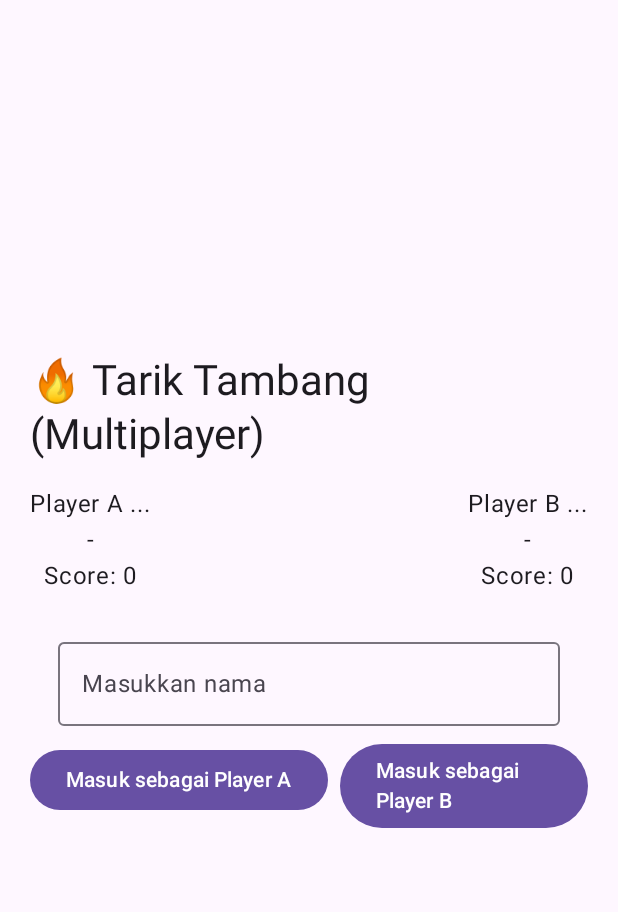
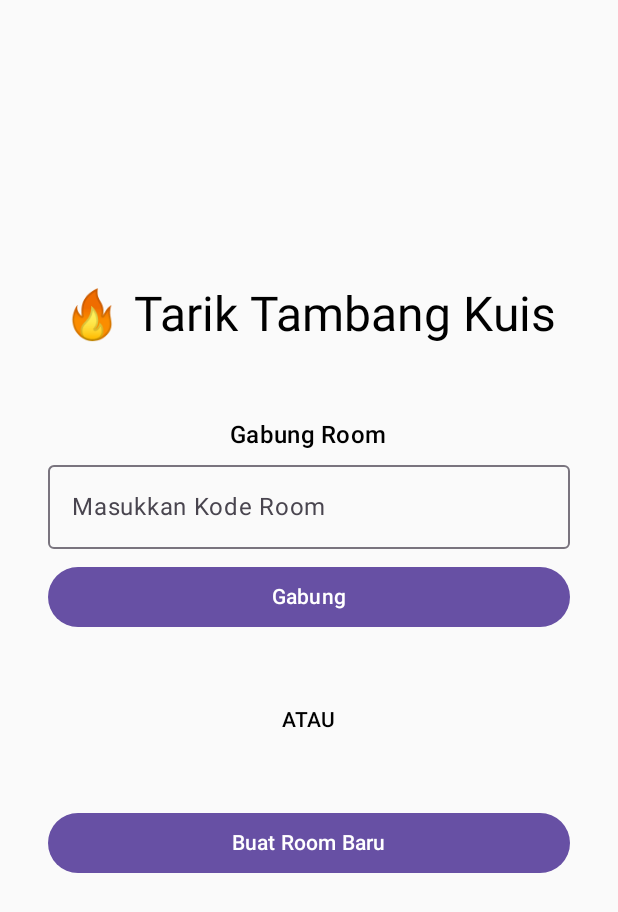
Before and after one commit to taka-duarr/tarik_tambang, an Android app built with Jetpack Compose: the screen it shows after launch (MainActivity), on a phone screen of 412 x 824 dp. Shown: the top 912 px of the screen. Run offline under Robolectric (Android 15) with nearby library versions, the phone set to English and light mode, and no system bars; our stand-ins replace Firebase (no records; nobody signed in at launch, a user with empty details on screens opened directly).

```diff
--- a/app/src/main/java/com/example/tarik_tambang/MainActivity.kt
+++ b/app/src/main/java/com/example/tarik_tambang/MainActivity.kt
@@ -10,26 +10,160 @@ import androidx.compose.runtime.*
 import androidx.compose.ui.Alignment
 import androidx.compose.ui.Modifier
 import androidx.compose.ui.text.input.KeyboardType
+import androidx.compose.ui.text.style.TextAlign
 import androidx.compose.ui.unit.dp
 import com.google.firebase.database.*
+import kotlin.random.Random
 
-//tes
 class MainActivity : ComponentActivity() {
     override fun onCreate(savedInstanceState: Bundle?) {
         super.onCreate(savedInstanceState)
         setContent {
             MaterialTheme {
-                GameScreen()
+                // Kita ganti GameScreen() dengan GameNavigation() sebagai entry point
+                GameNavigation()
             }
         }
     }
 }
 
+/**
+ * BARU: Composable ini bertugas sebagai "Router"
+ * Dia akan menampilkan Lobby ATAU Game, tergantung state.
+ */
 @Composable
-fun GameScreen() {
-    val roomRef = remember { FirebaseDatabase.getInstance().getReference("rooms/room1") }
+fun GameNavigation() {
+    // State untuk menyimpan kode room yang sedang aktif.
+    // Jika null, kita ada di Lobby. Jika terisi, kita ada di dalam game.
+    var activeRoomCode by remember { mutableStateOf<String?>(null) }
 
-    // ... (State nama, skor, status, dll. tidak berubah) ...
+    if (activeRoomCode == null) {
+        // Tampilkan Lobby jika belum masuk room
+        LobbyScreen(
+            onJoinRoom = { code ->
+                // Ini dipanggil saat user berhasil join/buat room
+                activeRoomCode = code
+            }
+        )
+    } else {
+        // Tampilkan Game jika sudah ada kode room
+        ActiveGameScreen(
+            roomCode = activeRoomCode!!,
+            onLeaveRoom = {
+                // Ini dipanggil saat user klik "Leave Room"
+                activeRoomCode = null
+            }
+        )
+    }
+}
+
+/**
+ * BARU: UI untuk menu utama (Lobby)
+ * (Dengan perbaikan pada tombol "Buat Room Baru")
+ */
+@Composable
+fun LobbyScreen(onJoinRoom: (String) -> Unit) {
+    // Referensi ke root "rooms" untuk mengecek apakah room ada
+    val roomsRef = remember { FirebaseDatabase.getInstance().getReference("rooms") }
+
+    var roomCodeInput by remember { mutableStateOf("") }
+    var message by remember { mutableStateOf("") }
+
+    Column(
+        modifier = Modifier
+            .fillMaxSize()
+            .padding(32.dp),
+        horizontalAlignment = Alignment.CenterHorizontally,
+        verticalArrangement = Arrangement.Center
+    ) {
+        Text("🔥 Tarik Tambang Kuis", style = MaterialTheme.typography.headlineLarge)
+        Spacer(Modifier.height(48.dp))
+
+        // --- Bagian Gabung Room ---
+        Text("Gabung Room", style = MaterialTheme.typography.titleMedium)
+        OutlinedTextField(
+            value = roomCodeInput,
+            onValueChange = { roomCodeInput = it.uppercase() }, // Otomatis uppercase
+            label = { Text("Masukkan Kode Room") },
+            singleLine = true,
+            modifier = Modifier.fillMaxWidth()
+        )
+        Spacer(Modifier.height(8.dp))
+        Button(
+            onClick = {
+                if (roomCodeInput.isBlank()) {
+                    message = "Kode room tidak boleh kosong"
+                    return@Button
+                }
+
+                // Cek apakah room ada di Firebase
+                roomsRef.child(roomCodeInput).get().addOnSuccessListener { snapshot ->
+                    if (snapshot.exists()) {
+                        // Room ada, pindah ke game
+                        onJoinRoom(roomCodeInput)
+                    } else {
+                        // Room tidak ada
+                        message = "Room '$roomCodeInput' tidak ditemukan"
+                    }
+                }.addOnFailureListener {
+                    message = "Gagal cek room: ${it.message}"
+                }
+            },
+            modifier = Modifier.fillMaxWidth()
+        ) {
+            Text("Gabung")
+        }
+
+        Spacer(Modifier.height(48.dp))
+        Text("ATAU", style = MaterialTheme.typography.titleSmall)
+        Spacer(Modifier.height(48.dp))
+
+        // --- MODIFIKASI: Bagian Buat Room ---
+        Button(
+            onClick = {
+                val newRoomCode = generateRoomCode()
+
+                // BARU: Buat room-nya di Firebase dulu
+                // Kita set "status" sebagai placeholder agar node-nya terbuat
+                roomsRef.child(newRoomCode).child("status").setValue("waiting")
+                    .addOnSuccessListener {
+                        // Setelah room sukses dibuat di DB, baru pindah layar
+                        message = "" // Bersihkan pesan error lama (jika ada)
+                        onJoinRoom(newRoomCode)
+                    }
+                    .addOnFailureListener {
+                        // Tampilkan error jika gagal membuat room
+                        message = "Gagal membuat room: ${it.message}"
+                    }
+            },
+            modifier = Modifier.fillMaxWidth()
+        ) {
+            Text("Buat Room Baru")
+        }
+
+        Spacer(Modifier.height(24.dp))
+        // PERBAIKAN: Menggunakan 'color' bukan 'style'
+        Text(
+            text = message,
+            color = MaterialTheme.colorScheme.error,
+            textAlign = TextAlign.Center
+        )
+    }
+}
+
+
+/**
+ * MODIFIKASI: Ini adalah kode GameScreen() Anda yang lama.
+ * Namanya diganti jadi ActiveGameScreen() dan menerima parameter.
+ */
+@Composable
+fun ActiveGameScreen(roomCode: String, onLeaveRoom: () -> Unit) {
+    // MODIFIKASI: roomRef sekarang dinamis berdasarkan parameter roomCode
+    val roomRef = remember(roomCode) {
+        FirebaseDatabase.getInstance().getReference("rooms/$roomCode")
+    }
+
+    // --- (Seluruh state Anda yang lain tetap sama) ---
     var enteredName by remember { mutableStateOf("") }
     var myRole by remember { mutableStateOf<String?>(null) }
     var myName by remember { mutableStateOf("") }
@@ -42,14 +176,11 @@ fun GameScreen() {
     var message by remember { mutableStateOf("") }
     val playerAReady = remember { mutableStateOf(false) }
     val playerBReady = remember { mutableStateOf(false) }
-
-    // --- BARU: State untuk Kuis Matematika ---
     var questionText by remember { mutableStateOf("Menunggu soal...") }
     var userAnswer by remember { mutableStateOf("") }
-    // --- SELESAI BARU ---
 
-    // Listener realtime Firebase
-    LaunchedEffect(Unit) {
+    // --- (Semua LaunchedEffect/Listener Anda tetap sama) ---
+    LaunchedEffect(roomRef) { // Kita tambahkan roomRef sebagai key
         roomRef.child("playerA/name").addValueEventListener(simpleStringListener { playerAName = it ?: "" })
         roomRef.child("playerA/score").addValueEventListener(simpleIntListener { playerAScore = it ?: 0 })
         roomRef.child("playerA/ready").addValueEventListener(simpleIntListener { playerAReady.value = it == 1 })
@@ -61,11 +192,9 @@ fun GameScreen() {
         roomRef.child("status").addValueEventListener(simpleStringListener { status = it ?: "waiting" })
         roomRef.child("winner").addValueEventListener(simpleStringListener { winner = it ?: "" })
 
-        // --- BARU: Listener untuk soal ---
         roomRef.child("currentQuestion").addValueEventListener(simpleStringListener {
             questionText = it ?: "Menunggu soal..."
         })
-        // --- SELESAI BARU ---
     }
 
     Surface(
@@ -80,13 +209,19 @@ fun GameScreen() {
             verticalArrangement = Arrangement.Center
         ) {
 
-            // ... (Tampilan Judul dan Skor tidak berubah) ...
+            // BARU: Tampilkan kode room agar bisa di-share
+            Text("Kode Room: $roomCode", style = MaterialTheme.typography.titleMedium)
+            Spacer(Modifier.height(16.dp))
+
+            // --- (Sisa UI Anda dari sini ke bawah 95% SAMA) ---
+
             Text("🔥 Tarik Tambang (Multiplayer)", style = MaterialTheme.typography.headlineMedium)
             Spacer(Modifier.height(16.dp))
             Row(
                 modifier = Modifier.fillMaxWidth(),
                 horizontalArrangement = Arrangement.SpaceBetween
             ) {
+                // ... (UI Skor A dan B tidak berubah) ...
                 Column(horizontalAlignment = Alignment.CenterHorizontally) {
                     Text("Player A ${if (playerAReady.value) "✅" else "..."}")
                     Text(playerAName.ifEmpty { "-" })
@@ -155,35 +290,31 @@ fun GameScreen() {
                 Text(message)
 
             } else {
-                // sudah join
+                // ... (Logika "sudah join" tidak berubah) ...
                 Text("Kamu: $myName ($myRole)")
                 Text("Status: $status")
                 Spacer(Modifier.height(8.dp))
 
                 if (winner.isNotBlank()) {
+                    // ... (Logika "Pemenang" tidak berubah) ...
                     Text("🏆 Pemenang: $winner", style = MaterialTheme.typography.headlineSmall)
                     Spacer(Modifier.height(12.dp))
                     Button(onClick = {
-                        // reset game
                         roomRef.child("playerA/score").setValue(0)
                         roomRef.child("playerB/score").setValue(0)
                         roomRef.child("playerA/ready").setValue(0)
                         roomRef.child("playerB/ready").setValue(0)
                         roomRef.child("winner").setValue("")
                         roomRef.child("status").setValue("waiting")
-                        // --- BARU: Reset Soal ---
                         roomRef.child("currentQuestion").setValue("Menunggu...")
                         roomRef.child("currentAnswer").setValue(0)
-                        // --- SELESAI BARU ---
                         message = "Game direset, tunggu pemain lain"
                     }) {
                         Text("Play Again")
                     }
                 } else {
-
-                    // --- MODIFIKASI TOTAL: Logika Kuis Matematika ---
+                    // ... (Logika "Kuis" tidak berubah) ...
                     if (status == "playing") {
-                        // Game dimulai, tampilkan soal
                         Text(questionText, style = MaterialTheme.typography.headlineSmall)
                         Spacer(Modifier.height(8.dp))
 
@@ -203,12 +334,10 @@ fun GameScreen() {
                                 return@Button
                             }
 
-                            // Cek jawaban yang benar di Firebase
                             roomRef.child("currentAnswer").get().addOnSuccessListener { answerSnapshot ->
                                 val correctAnswer = answerSnapshot.getValue(Int::class.java)
 
                                 if (answerInt == correctAnswer) {
-                                    // Jawaban benar! Jalankan transaksi skor
                                     message = "BENAR! Menambah skor..."
                                     val scoreRef = roomRef.child("$myRole/score")
 
@@ -229,11 +358,10 @@ fun GameScreen() {
                                                 return
                                             }
 
-                                            // Skor berhasil ditambah, cek pemenang DAN buat soal baru
                                             roomRef.get().addOnSuccessListener { snap ->
                                                 val aScore = snap.child("playerA/score").getValue(Int::class.java) ?: 0
                                                 val bScore = snap.child("playerB/score").getValue(Int::class.java) ?: 0
-                                                val threshold = 10 // Batas skor kemenangan
+                                                val threshold = 10
 
                                                 var winnerFound = false
                                                 if (aScore >= threshold) {
@@ -247,17 +375,14 @@ fun GameScreen() {
                                                 }
 
                                                 if (!winnerFound) {
-                                                    // Game belum selesai, buat soal baru
                                                     generateNewQuestion(roomRef)
                                                 }
                                             }
                                         }
                                     })
-                                    // Kosongkan field setelah submit
                                     userAnswer = ""
 
                                 } else {
-                                    // Jawaban salah
                                     message = "SALAH! Coba lagi."
                                 }
                             }.addOnFailureListener {
@@ -268,20 +393,17 @@ fun GameScreen() {
                         }
 
                     } else {
-                        // Status masih "waiting", tampilkan logika "Ready"
+                        // ... (Logika "Ready" tidak berubah) ...
                         val myReadyState = if (myRole == "playerA") playerAReady.value else playerBReady.value
 
                         if (!myReadyState) {
-                            // Jika saya belum siap, tampilkan tombol Ready
                             Button(onClick = {
                                 roomRef.child("$myRole/ready").setValue(1).addOnSuccessListener {
                                     val otherReady = if (myRole == "playerA") playerBReady.value else playerAReady.value
                                     if (otherReady) {
-                                        // --- BARU: Jika semua siap, buat soal pertama ---
                                         roomRef.child("status").setValue("playing")
-                                        generateNewQuestion(roomRef) // Buat soal pertama
+                                        generateNewQuestion(roomRef)
                                         message = "Game Dimulai!"
-                                        // --- SELESAI BARU ---
                                     } else {
                                         message = "Kamu sudah siap, menunggu lawan."
                                     }
@@ -290,27 +412,24 @@ fun GameScreen() {
                                 Text("Ready")
                             }
                         } else {
-                            // Jika saya sudah siap, tampilkan teks menunggu
                             Text("Menunggu player lain siap...")
                         }
                     }
-                    // --- SELESAI MODIFIKASI ---
-
-
                     Spacer(Modifier.height(12.dp))
                     Text(message)
                 }
 
                 Spacer(Modifier.height(16.dp))
+                // MODIFIKASI: Tombol "Leave Room" sekarang memanggil onLeaveRoom
                 Button(onClick = {
                     if(myRole != null) {
+                        // Bersihkan data pemain ini dari room
                         roomRef.child("$myRole/ready").setValue(0)
-                        roomRef.child("$myRole/name").setValue("") // Kosongkan nama saat keluar
+                        roomRef.child("$myRole/name").setValue("")
+                        roomRef.child("$myRole/score").setValue(0)
                     }
-                    myRole = null
-                    myName = ""
-                    enteredName = ""
-                    message = "Kamu keluar dari room"
+                    // Panggil fungsi untuk kembali ke Lobby
+                    onLeaveRoom()
                 }) {
                     Text("Leave Room")
                 }
@@ -320,15 +439,27 @@ fun GameScreen() {
 }
 
 /**
- * BARU: Helper function untuk membuat soal matematika dan menyimpannya ke Firebase.
+ * BARU: Helper function untuk membuat kode room acak
+ */
+fun generateRoomCode(length: Int = 5): String {
+    val chars = ('A'..'Z') + ('0'..'9')
+    return (1..length)
+        .map { chars.random() }
+        .joinToString("")
+}
+
+
+// --- (Semua helper function Anda yang lain tetap sama) ---
+
+/**
+ * Helper function untuk membuat soal matematika dan menyimpannya ke Firebase.
  */
 fun generateNewQuestion(roomRef: DatabaseReference) {
-    val num1 = (1..20).random() // Angka acak 1-20
-    val num2 = (1..10).random() // Angka acak 1-10
+    val num1 = (1..20).random()
+    val num2 = (1..10).random()
     val question = "$num1 + $num2 = ?"
     val answer = num1 + num2
 
-    // Gunakan updateChildren untuk mengirim kedua data sekaligus
     val updates = mapOf(
         "currentQuestion" to question,
         "currentAnswer" to answer
@@ -336,10 +467,6 @@ fun generateNewQuestion(roomRef: DatabaseReference) {
     roomRef.updateChildren(updates)
 }
 
-
-/* =========================
-   HELPER LISTENERS (Tidak berubah)
-   ========================= */
 fun simpleIntListener(onChange: (Int?) -> Unit): ValueEventListener {
     return object : ValueEventListener {
         override fun onDataChange(snapshot: DataSnapshot) {
```
